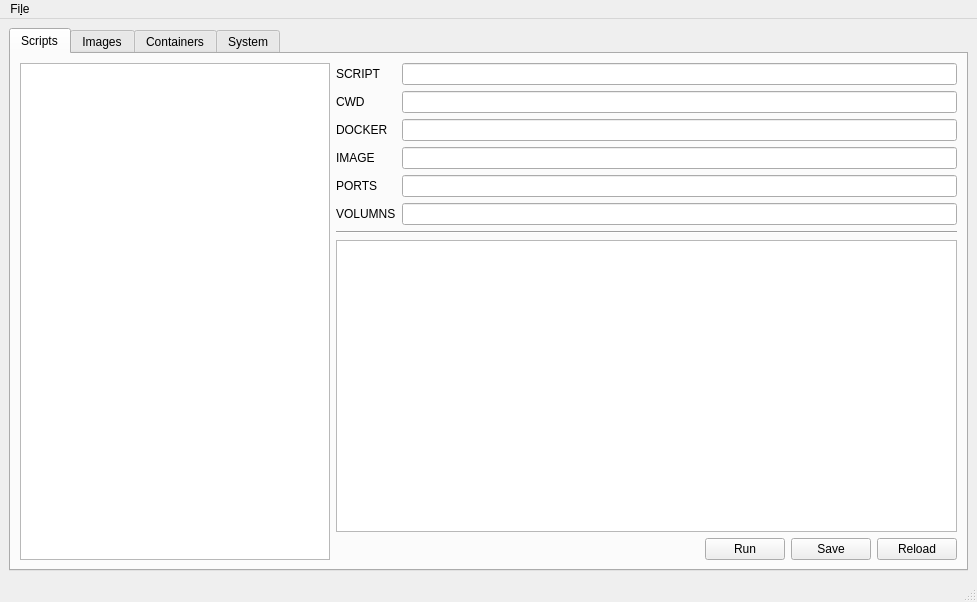
aleozlx/docker-script, file mainwindow.ui: the form before one commit.
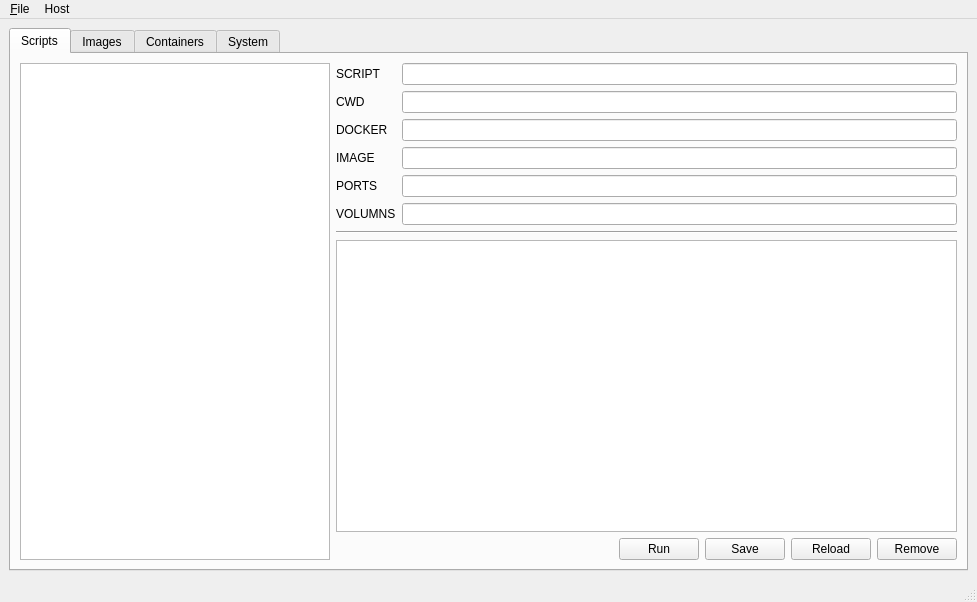
The form after the commit.

The edit to the form file:
```diff
--- a/mainwindow.ui
+++ b/mainwindow.ui
@@ -152,6 +152,13 @@
                 </property>
                </widget>
               </item>
+              <item>
+               <widget class="QPushButton" name="pushButton_2">
+                <property name="text">
+                 <string>Remove</string>
+                </property>
+               </widget>
+              </item>
              </layout>
             </item>
            </layout>
@@ -190,13 +197,19 @@
    </property>
    <widget class="QMenu" name="menuFile">
     <property name="title">
-     <string>Fi&amp;le</string>
+     <string>&amp;File</string>
     </property>
     <addaction name="actionAddScript"/>
     <addaction name="separator"/>
     <addaction name="actionQuit"/>
    </widget>
+   <widget class="QMenu" name="menuHost">
+    <property name="title">
+     <string>Host</string>
+    </property>
+   </widget>
    <addaction name="menuFile"/>
+   <addaction name="menuHost"/>
   </widget>
   <widget class="QStatusBar" name="statusbar"/>
   <action name="actionQuit">
```
